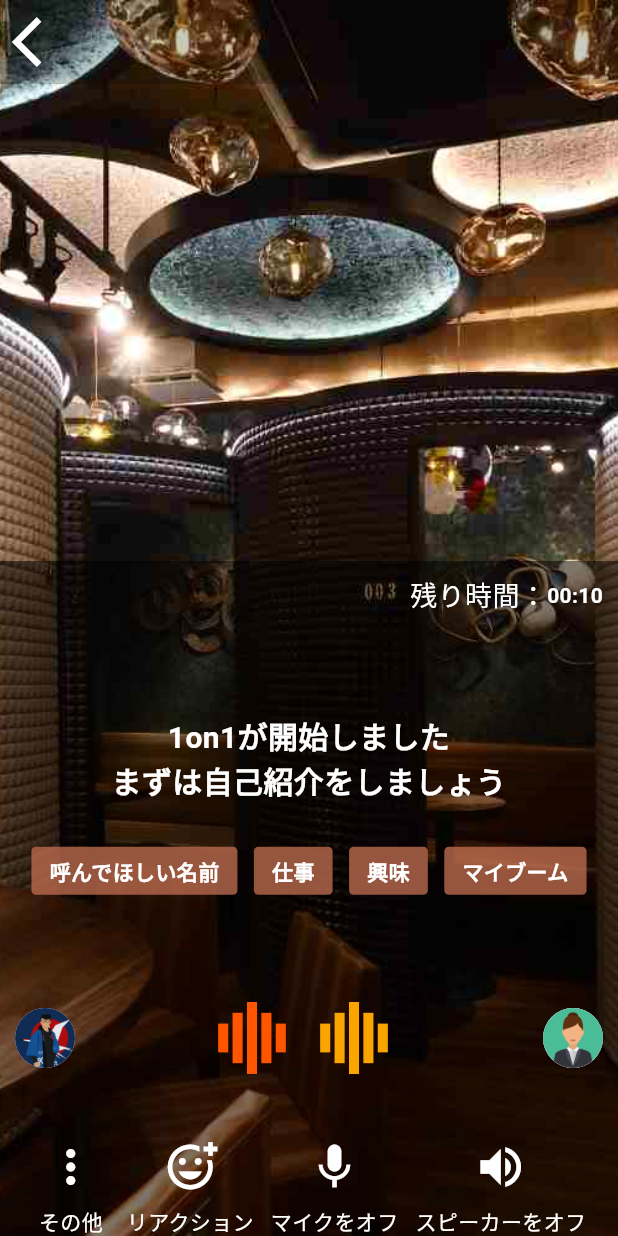
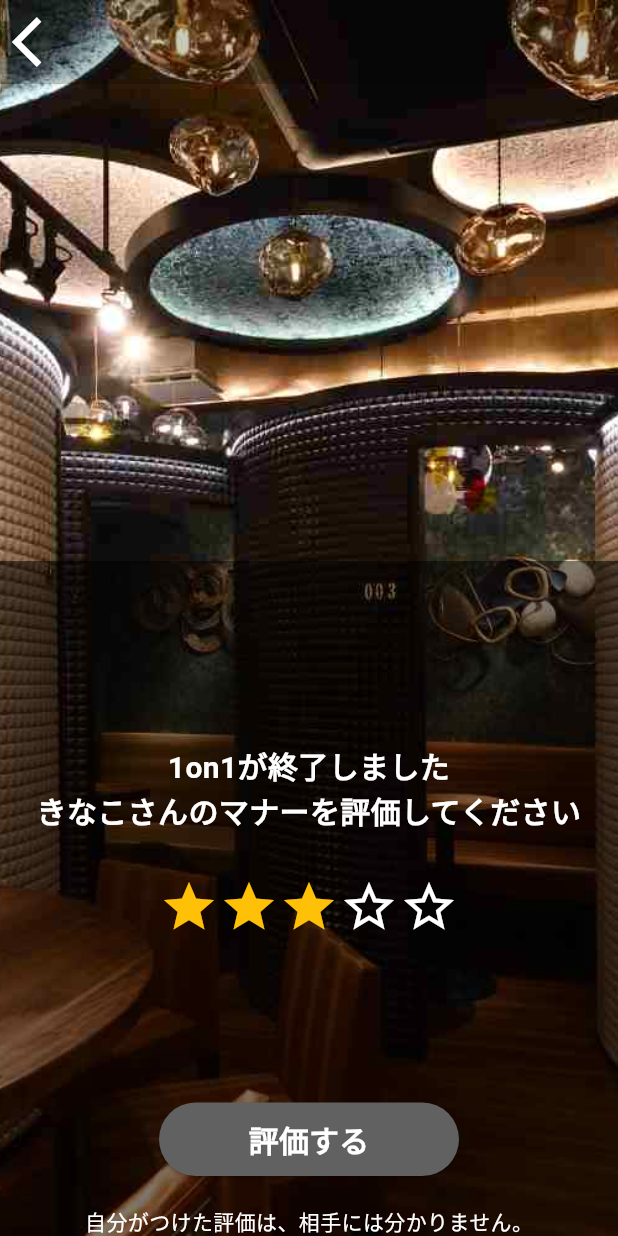
Before and after one commit to tatuan19/flutter-sample, a Flutter app: the screen it shows after launch, on a phone screen of 412 x 824 dp. Run offline on Flutter 3.47's test engine with Material 3 defaults, Android fonts, the phone set to English and light mode, and no system bars; drawn by our look-alikes of loading_indicator; our stand-ins replace auto_route, firebase_auth, firebase_core, permission_handler, youtube_player_flutter; missing offline and left inert: agora_rtc_engine; accounts and stored records are empty.

Commit message:
Fix rating bar

```diff
--- a/lib/helpers/animations/fade_and_scale_transition.dart
+++ b/lib/helpers/animations/fade_and_scale_transition.dart
@@ -22,7 +22,7 @@ class _FadeAndScaleAnimationState extends State<FadeAndScaleAnimation>
 
     _controller = AnimationController(
       vsync: this,
-      duration: Duration(seconds: 1),
+      duration: const Duration(seconds: 1),
     );
 
     _opacityAnimation = Tween<double>(
--- /dev/null
+++ b/lib/helpers/widgets/rating_bar.dart
@@ -0,0 +1,66 @@
+import 'package:flutter/material.dart';
+
+class CustomRatingBar extends StatefulWidget {
+  const CustomRatingBar({
+    this.maxRating = 5,
+    this.minRating = 0,
+    required this.initialRating,
+    required this.itemSize,
+    required this.ratedIcon,
+    required this.unratedIcon,
+    required this.ratedColor,
+    required this.unratedColor,
+    required this.onRatingUpdate,
+  });
+
+  final int maxRating;
+  final int minRating;
+  final double initialRating;
+  final double itemSize;
+  final IconData ratedIcon;
+  final IconData unratedIcon;
+  final Color ratedColor;
+  final Color unratedColor;
+  final ValueChanged<double> onRatingUpdate;
+
+  @override
+  _CustomRatingBarState createState() => _CustomRatingBarState();
+}
+
+class _CustomRatingBarState extends State<CustomRatingBar> {
+  late double rating;
+
+  @override
+  void initState() {
+    super.initState();
+    rating = widget.initialRating;
+  }
+
+  @override
+  Widget build(BuildContext context) {
+    return Row(
+      mainAxisSize: MainAxisSize.min,
+      children: List.generate(
+        widget.maxRating,
+        (index) => InkWell(
+          onTap: () {
+            double newRating = (index + widget.minRating).toDouble();
+            setState(() {
+              rating = newRating;
+            });
+            widget.onRatingUpdate(newRating);
+          },
+          child: Icon(
+            index + widget.minRating <= rating
+                ? widget.ratedIcon
+                : widget.unratedIcon,
+            size: widget.itemSize,
+            color: index + widget.minRating <= rating
+                ? widget.ratedColor
+                : widget.unratedColor,
+          ),
+        ),
+      ),
+    );
+  }
+}
--- a/lib/views/voice_channel/voice_channel_view.dart
+++ b/lib/views/voice_channel/voice_channel_view.dart
@@ -19,7 +19,7 @@ class VoiceChannelView extends StatefulWidget {
 
 class _VoiceChannelViewState extends State<VoiceChannelView> {
   int uid = 0; // uid of the local user
-  GuidanceStep step = GuidanceStep.duringConversation;
+  GuidanceStep step = GuidanceStep.rating;
   Duration remainingTime = const Duration(seconds: 10);
   Duration remindThreshold = const Duration(seconds: 5);
 
--- a/lib/views/voice_channel/widgets/guidance.dart
+++ b/lib/views/voice_channel/widgets/guidance.dart
@@ -1,8 +1,8 @@
 import 'package:flutter/material.dart';
-import 'package:flutter_rating_bar/flutter_rating_bar.dart';
 import 'package:loading_indicator/loading_indicator.dart';
 import 'package:sample/helpers/animations/fade_and_scale_transition.dart';
 import 'package:sample/helpers/theme/sizes.dart';
+import 'package:sample/helpers/widgets/rating_bar.dart';
 
 enum GuidanceStep {
   waiting,
@@ -141,21 +141,17 @@ class RatingGuidance extends StatelessWidget {
         textAlign: TextAlign.center,
       ),
       const SizedBox(height: 30.0),
-      RatingBar(
-        ratingWidget: RatingWidget(
-            empty: const Icon(
-              Icons.star_outlined,
-              color: Colors.amber,
-            ),
-            half: const Icon(Icons.star_half, color: Colors.amber),
-            full: const Icon(Icons.star, color: Colors.amber)),
+      CustomRatingBar(
+        maxRating: 5,
+        minRating: 1,
+        initialRating: 3,
+        itemSize: 40.0,
+        ratedIcon: Icons.star,
+        unratedIcon: Icons.star_border,
+        ratedColor: Colors.amber,
+        unratedColor: Colors.white,
         onRatingUpdate: onRatingUpdate,
-        initialRating: 3,
-        itemPadding: const EdgeInsets.symmetric(horizontal: 4.0),
-        minRating: 1,
-        allowHalfRating: true,
-        updateOnDrag: true,
-      ),
+      )
     ]);
   }
 }
--- a/pubspec.yaml
+++ b/pubspec.yaml
@@ -44,7 +44,6 @@ dependencies:
   agora_rtc_engine: ^6.2.6
   permission_handler: ^9.2.0
   loading_indicator: ^3.1.1
-  flutter_rating_bar: ^4.0.1
   quiver: ^3.2.1
 
 dev_dependencies:
```
Also changed, not shown: pubspec.lock.
